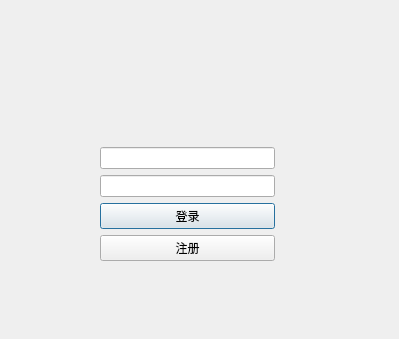
The window that WeChat/Login.ui (lhk56720-stack/Qt_Project) describes before a commit, drawn with Qt 5.
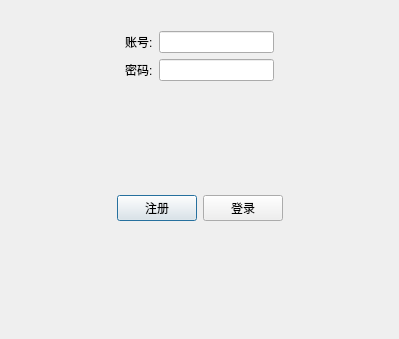
The same window after the commit.

```diff
--- a/WeChat/Login.ui
+++ b/WeChat/Login.ui
@@ -13,16 +13,9 @@
   <property name="windowTitle">
    <string>Dialog</string>
   </property>
-  <widget class="QWidget" name="">
-   <property name="geometry">
-    <rect>
-     <x>100</x>
-     <y>20</y>
-     <width>175</width>
-     <height>241</height>
-    </rect>
-   </property>
-   <layout class="QVBoxLayout" name="verticalLayout_2">
+  <layout class="QGridLayout" name="gridLayout">
+   <item row="0" column="0">
+    <layout class="QVBoxLayout" name="verticalLayout">
     <item>
      <widget class="QLabel" name="wechat">
       <property name="text">
@@ -34,7 +27,27 @@
      </widget>
     </item>
     <item>
-     <layout class="QVBoxLayout" name="verticalLayout">
+      <layout class="QHBoxLayout" name="horizontalLayout">
+       <item>
+        <spacer name="horizontalSpacer">
+         <property name="orientation">
+          <enum>Qt::Horizontal</enum>
+         </property>
+         <property name="sizeHint" stdset="0">
+          <size>
+           <width>40</width>
+           <height>20</height>
+          </size>
+         </property>
+        </spacer>
+       </item>
+       <item>
+        <widget class="QLabel" name="label">
+         <property name="text">
+          <string>账号:</string>
+         </property>
+        </widget>
+       </item>
       <item>
        <widget class="QLineEdit" name="userName">
         <property name="text">
@@ -43,6 +56,43 @@
        </widget>
       </item>
       <item>
+        <spacer name="horizontalSpacer_2">
+         <property name="orientation">
+          <enum>Qt::Horizontal</enum>
+         </property>
+         <property name="sizeHint" stdset="0">
+          <size>
+           <width>40</width>
+           <height>20</height>
+          </size>
+         </property>
+        </spacer>
+       </item>
+      </layout>
+     </item>
+     <item>
+      <layout class="QHBoxLayout" name="horizontalLayout_2">
+       <item>
+        <spacer name="horizontalSpacer_3">
+         <property name="orientation">
+          <enum>Qt::Horizontal</enum>
+         </property>
+         <property name="sizeHint" stdset="0">
+          <size>
+           <width>40</width>
+           <height>20</height>
+          </size>
+         </property>
+        </spacer>
+       </item>
+       <item>
+        <widget class="QLabel" name="label_2">
+         <property name="text">
+          <string>密码:</string>
+         </property>
+        </widget>
+       </item>
+       <item>
        <widget class="QLineEdit" name="passWord">
         <property name="text">
          <string/>
@@ -50,11 +100,47 @@
        </widget>
       </item>
       <item>
-       <widget class="QPushButton" name="login_btn">
-        <property name="text">
-         <string>登录</string>
-        </property>
-       </widget>
+        <spacer name="horizontalSpacer_4">
+         <property name="orientation">
+          <enum>Qt::Horizontal</enum>
+         </property>
+         <property name="sizeHint" stdset="0">
+          <size>
+           <width>40</width>
+           <height>20</height>
+          </size>
+         </property>
+        </spacer>
+       </item>
+      </layout>
+     </item>
+     <item>
+      <spacer name="verticalSpacer">
+       <property name="orientation">
+        <enum>Qt::Vertical</enum>
+       </property>
+       <property name="sizeHint" stdset="0">
+        <size>
+         <width>20</width>
+         <height>40</height>
+        </size>
+       </property>
+      </spacer>
+     </item>
+     <item>
+      <layout class="QHBoxLayout" name="horizontalLayout_3">
+       <item>
+        <spacer name="horizontalSpacer_5">
+         <property name="orientation">
+          <enum>Qt::Horizontal</enum>
+         </property>
+         <property name="sizeHint" stdset="0">
+          <size>
+           <width>37</width>
+           <height>17</height>
+          </size>
+         </property>
+        </spacer>
       </item>
       <item>
        <widget class="QPushButton" name="register_btn">
@@ -63,10 +149,44 @@
         </property>
        </widget>
       </item>
-     </layout>
-    </item>
-   </layout>
-  </widget>
+       <item>
+        <widget class="QPushButton" name="login_btn">
+         <property name="text">
+          <string>登录</string>
+         </property>
+        </widget>
+       </item>
+       <item>
+        <spacer name="horizontalSpacer_6">
+         <property name="orientation">
+          <enum>Qt::Horizontal</enum>
+         </property>
+         <property name="sizeHint" stdset="0">
+          <size>
+           <width>37</width>
+           <height>17</height>
+          </size>
+         </property>
+        </spacer>
+       </item>
+      </layout>
+     </item>
+     <item>
+      <spacer name="verticalSpacer_2">
+       <property name="orientation">
+        <enum>Qt::Vertical</enum>
+       </property>
+       <property name="sizeHint" stdset="0">
+        <size>
+         <width>20</width>
+         <height>40</height>
+        </size>
+       </property>
+      </spacer>
+     </item>
+    </layout>
+   </item>
+  </layout>
  </widget>
  <resources/>
  <connections/>
```
Lines whose indentation alone changed are shown as unchanged.
